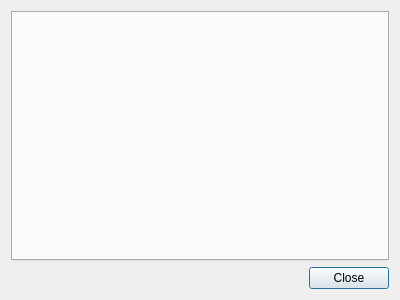
Old version of the form src/connectioninfo.ui in the repository palinek/nm-tray.
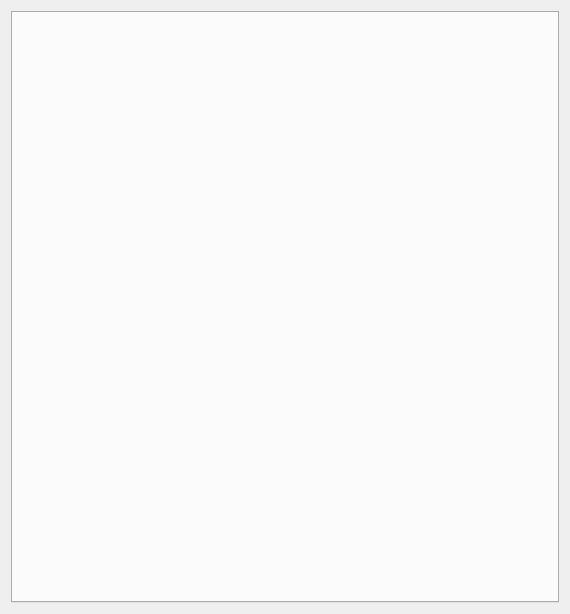
New version of the form.

Commit message:
ConnectionInfo: Improove UI
Buttons removed & increased icon size.

Diff of the .ui file:
```diff
--- a/src/connectioninfo.ui
+++ b/src/connectioninfo.ui
@@ -6,28 +6,24 @@
    <rect>
     <x>0</x>
     <y>0</y>
-    <width>400</width>
-    <height>300</height>
+    <width>570</width>
+    <height>614</height>
    </rect>
   </property>
   <property name="windowTitle">
    <string>Connection information</string>
   </property>
   <layout class="QGridLayout" name="gridLayout">
-   <item row="1" column="0">
-    <widget class="QDialogButtonBox" name="buttonBox">
-     <property name="orientation">
-      <enum>Qt::Horizontal</enum>
-     </property>
-     <property name="standardButtons">
-      <set>QDialogButtonBox::Close</set>
-     </property>
-    </widget>
-   </item>
    <item row="0" column="0">
     <widget class="QTabWidget" name="tabWidget">
      <property name="currentIndex">
-      <number>1</number>
+      <number>-1</number>
+     </property>
+     <property name="iconSize">
+      <size>
+       <width>32</width>
+       <height>32</height>
+      </size>
      </property>
     </widget>
    </item>
```
Left out of the diff: 35 changed lines with no effect on the pictures.
